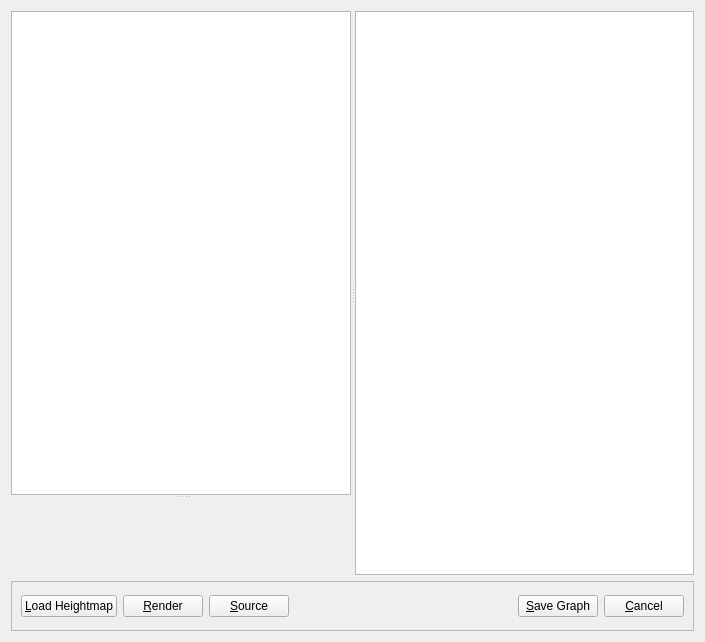
This is editor/heightmapeditor.ui in voodooattack/ADWIF as Qt 5 draws it before an edit. The edited form follows.
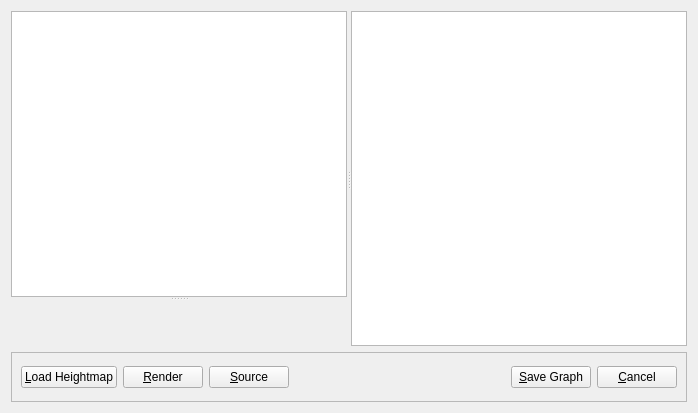
This is the edited form. Custom widgets are drawn as their Qt base class.

```diff
--- a/editor/heightmapeditor.ui
+++ b/editor/heightmapeditor.ui
@@ -6,8 +6,8 @@
    <rect>
     <x>0</x>
     <y>0</y>
-    <width>705</width>
-    <height>642</height>
+    <width>698</width>
+    <height>413</height>
    </rect>
   </property>
   <property name="windowTitle">
@@ -16,19 +16,19 @@
   <layout class="QVBoxLayout" name="verticalLayout">
    <item>
     <widget class="QSplitter" name="splitterMain">
-     <property name="sizePolicy">
-      <sizepolicy hsizetype="Expanding" vsizetype="Expanding">
-       <horstretch>0</horstretch>
-       <verstretch>0</verstretch>
-      </sizepolicy>
-     </property>
      <property name="orientation">
       <enum>Qt::Horizontal</enum>
      </property>
      <property name="opaqueResize">
       <bool>false</bool>
      </property>
-     <widget class="QSplitter" name="splitter">
+     <widget class="QSplitter" name="splitterSub">
+      <property name="minimumSize">
+       <size>
+        <width>256</width>
+        <height>0</height>
+       </size>
+      </property>
       <property name="orientation">
        <enum>Qt::Vertical</enum>
       </property>
```
Left out of the diff: 5 changed lines with no effect on the pictures.
